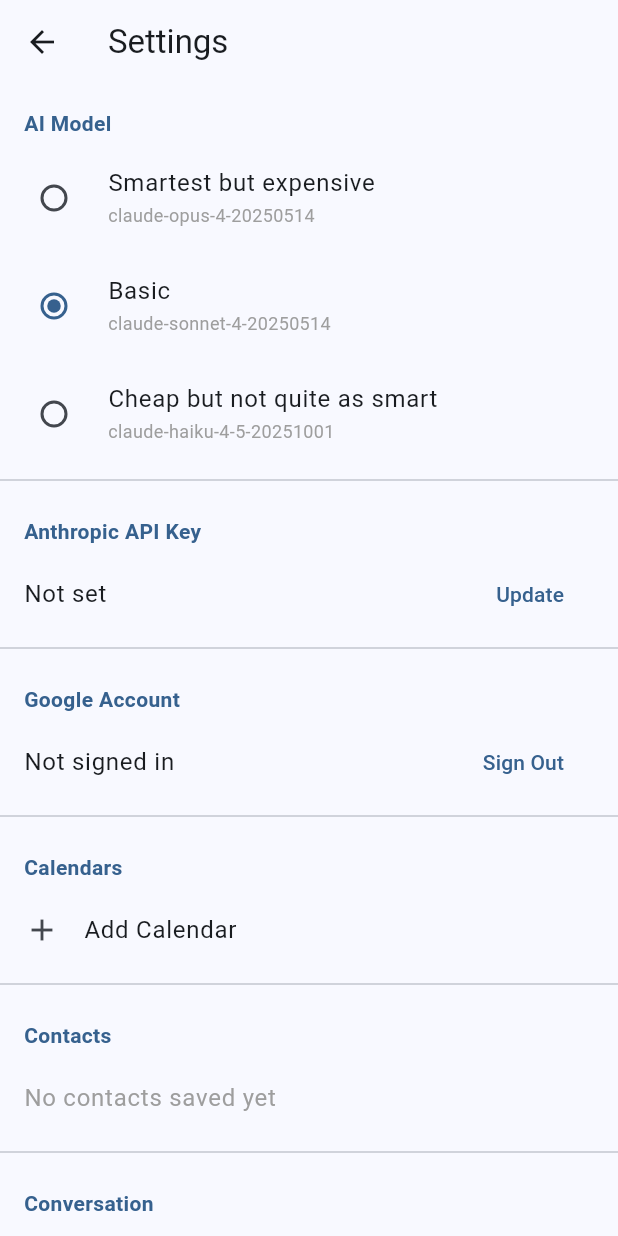
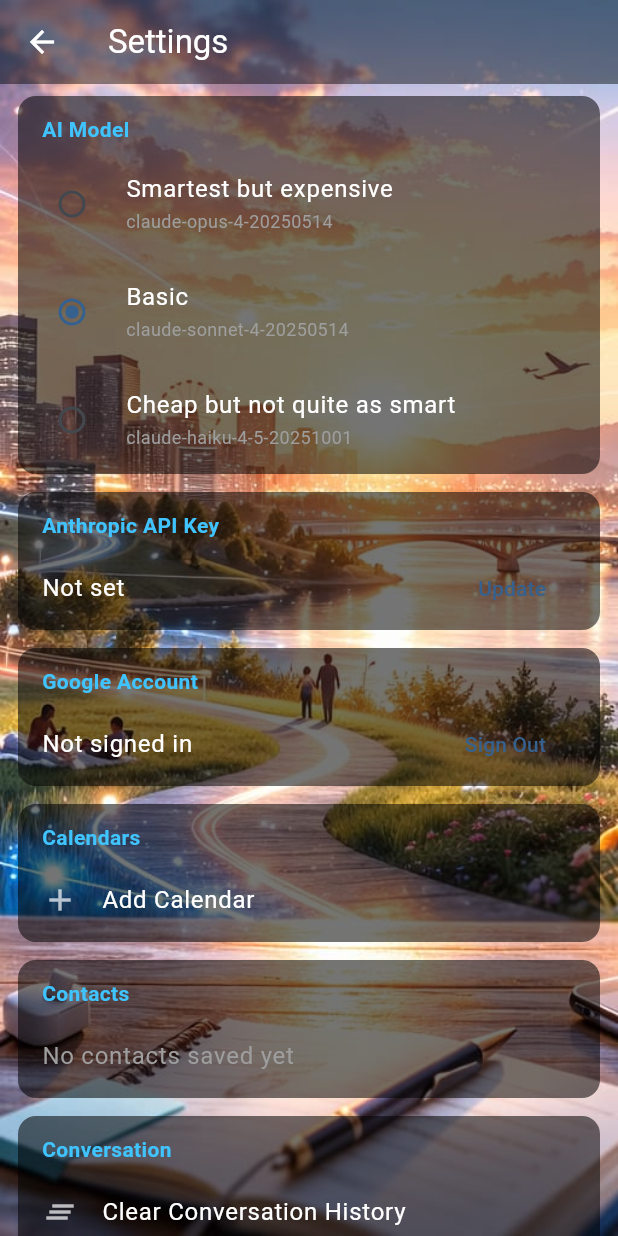
Before and after one commit to cocreations/AI-Calendar, a Flutter app: the VoiceScreen screen opened directly, after a tap on the "settings" icon, on a phone screen of 412 x 824 dp. Run offline on Flutter 3.47's test engine with Material 3 defaults, Android fonts, the phone set to English and light mode, and no system bars; our stand-ins replace flutter_secure_storage, flutter_tts, google_sign_in, speech_to_text, sqflite; missing offline and left inert: anthropic_sdk_dart, extension_google_sign_in_as_googleapis_auth, googleapis; accounts and stored records are empty.

```diff
--- /dev/null
+++ b/lib/screens/background.dart
@@ -0,0 +1,21 @@
+import 'package:flutter/material.dart';
+
+class AppBackground extends StatelessWidget {
+  final Widget child;
+
+  const AppBackground({super.key, required this.child});
+
+  @override
+  Widget build(BuildContext context) {
+    return DecoratedBox(
+      decoration: const BoxDecoration(
+        image: DecorationImage(
+          image: AssetImage('assets/bg.jpg'),
+          fit: BoxFit.cover,
+          alignment: Alignment.center,
+        ),
+      ),
+      child: child,
+    );
+  }
+}
--- a/lib/screens/settings_screen.dart
+++ b/lib/screens/settings_screen.dart
@@ -5,6 +5,7 @@ import '../services/storage_service.dart';
 import '../services/contacts_service.dart';
 import '../models/calendar_config.dart';
 import 'setup_screen.dart';
+import 'background.dart';
 
 class SettingsScreen extends StatefulWidget {
   const SettingsScreen({super.key});
@@ -226,14 +227,27 @@ class _SettingsScreenState extends State<SettingsScreen> {
   @override
   Widget build(BuildContext context) {
     if (_loading) {
-      return Scaffold(
-        appBar: AppBar(title: const Text('Settings')),
-        body: const Center(child: CircularProgressIndicator()),
+      return AppBackground(
+        child: Scaffold(
+          backgroundColor: Colors.transparent,
+          appBar: AppBar(
+            title: const Text('Settings'),
+            backgroundColor: Colors.black45,
+            foregroundColor: Colors.white,
+          ),
+          body: const Center(child: CircularProgressIndicator(color: Colors.white)),
+        ),
       );
     }
 
-    return Scaffold(
-      appBar: AppBar(title: const Text('Settings')),
+    return AppBackground(
+      child: Scaffold(
+        backgroundColor: Colors.transparent,
+        appBar: AppBar(
+          title: const Text('Settings'),
+          backgroundColor: Colors.black45,
+          foregroundColor: Colors.white,
+        ),
         body: ListView(
         children: [
           _buildSection('AI Model', [
@@ -322,27 +336,42 @@ class _SettingsScreenState extends State<SettingsScreen> {
           const SizedBox(height: 32),
         ],
       ),
+      ),
     );
   }
 
   Widget _buildSection(String title, List<Widget> children) {
-    return Column(
+    return Container(
+      margin: const EdgeInsets.fromLTRB(12, 8, 12, 4),
+      decoration: BoxDecoration(
+        color: Colors.black54,
+        borderRadius: BorderRadius.circular(12),
+      ),
+      child: Column(
         crossAxisAlignment: CrossAxisAlignment.start,
         children: [
           Padding(
-          padding: const EdgeInsets.fromLTRB(16, 16, 16, 4),
+            padding: const EdgeInsets.fromLTRB(16, 12, 16, 4),
             child: Text(
               title,
-            style: TextStyle(
+              style: const TextStyle(
                 fontSize: 14,
                 fontWeight: FontWeight.bold,
-              color: Theme.of(context).colorScheme.primary,
+                color: Colors.lightBlueAccent,
               ),
             ),
           ),
-        ...children,
-        const Divider(),
+          Theme(
+            data: Theme.of(context).copyWith(
+              listTileTheme: const ListTileThemeData(
+                textColor: Colors.white,
+                iconColor: Colors.white70,
+              ),
+            ),
+            child: Column(children: children),
+          ),
         ],
+      ),
     );
   }
 }
--- a/lib/screens/voice_screen.dart
+++ b/lib/screens/voice_screen.dart
@@ -2,6 +2,7 @@ import 'package:flutter/material.dart';
 import '../services/services.dart';
 import '../services/ai_service.dart';
 import 'settings_screen.dart';
+import 'background.dart';
 
 enum VoiceState { idle, listening, thinking, speaking }
 
@@ -126,9 +127,13 @@ class _VoiceScreenState extends State<VoiceScreen>
 
   @override
   Widget build(BuildContext context) {
-    return Scaffold(
+    return AppBackground(
+      child: Scaffold(
+        backgroundColor: Colors.transparent,
         appBar: AppBar(
           title: const Text('AI Calendar'),
+          backgroundColor: Colors.black45,
+          foregroundColor: Colors.white,
           actions: [
             IconButton(
               icon: const Icon(Icons.settings),
@@ -150,18 +155,24 @@ class _VoiceScreenState extends State<VoiceScreen>
             const SizedBox(height: 32),
           ],
         ),
+      ),
     );
   }
 
   Widget _buildConversation() {
     if (_messages.isEmpty) {
-      return const Center(
-        child: Padding(
-          padding: EdgeInsets.all(32),
-          child: Text(
+      return Center(
+        child: Container(
+          margin: const EdgeInsets.all(32),
+          padding: const EdgeInsets.all(24),
+          decoration: BoxDecoration(
+            color: Colors.black54,
+            borderRadius: BorderRadius.circular(16),
+          ),
+          child: const Text(
             'Tap the microphone and ask about your calendar',
             textAlign: TextAlign.center,
-            style: TextStyle(fontSize: 18, color: Colors.grey),
+            style: TextStyle(fontSize: 18, color: Colors.white70),
           ),
         ),
       );
@@ -184,13 +195,13 @@ class _VoiceScreenState extends State<VoiceScreen>
             ),
             decoration: BoxDecoration(
               color: isUser
-                  ? Theme.of(context).colorScheme.primaryContainer
-                  : Theme.of(context).colorScheme.surfaceContainerHighest,
+                  ? Colors.blue.withAlpha(200)
+                  : Colors.black.withAlpha(180),
               borderRadius: BorderRadius.circular(16),
             ),
             child: Text(
               msg.text,
-              style: const TextStyle(fontSize: 16),
+              style: const TextStyle(fontSize: 16, color: Colors.white),
             ),
           ),
         );
@@ -208,16 +219,21 @@ class _VoiceScreenState extends State<VoiceScreen>
 
     if (_state == VoiceState.idle) return const SizedBox(height: 24);
 
-    return Padding(
-      padding: const EdgeInsets.symmetric(vertical: 4),
+    return Container(
+      margin: const EdgeInsets.symmetric(vertical: 4),
+      padding: const EdgeInsets.symmetric(horizontal: 16, vertical: 6),
+      decoration: BoxDecoration(
+        color: Colors.black45,
+        borderRadius: BorderRadius.circular(20),
+      ),
       child: Row(
-        mainAxisAlignment: MainAxisAlignment.center,
+        mainAxisSize: MainAxisSize.min,
         children: [
           if (_state == VoiceState.thinking)
-            const SizedBox(
+            SizedBox(
               width: 16,
               height: 16,
-              child: CircularProgressIndicator(strokeWidth: 2),
+              child: CircularProgressIndicator(strokeWidth: 2, color: color),
             )
           else
             Container(
--- a/pubspec.yaml
+++ b/pubspec.yaml
@@ -28,3 +28,5 @@ dev_dependencies:
 
 flutter:
   uses-material-design: true
+  assets:
+    - assets/bg.jpg
```
Also changed, not shown: lib/screens/setup_screen.dart (+58 -15 lines), assets/icon.jpg (added), 27 other files. Lines whose indentation alone changed are shown as unchanged.
